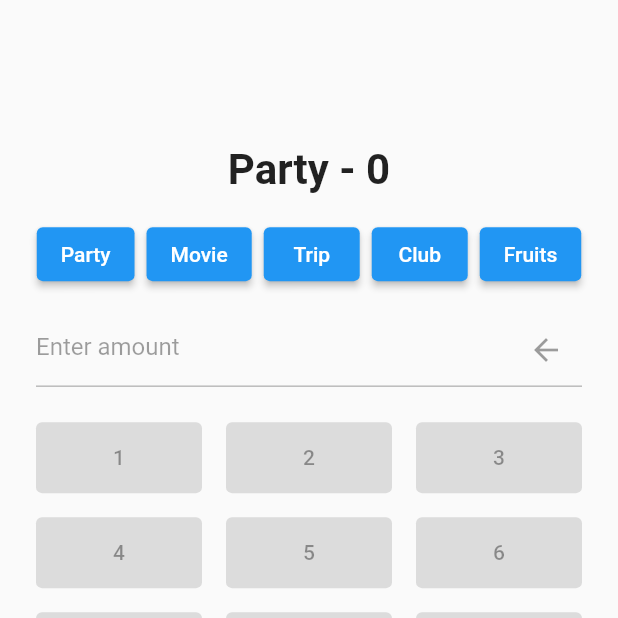
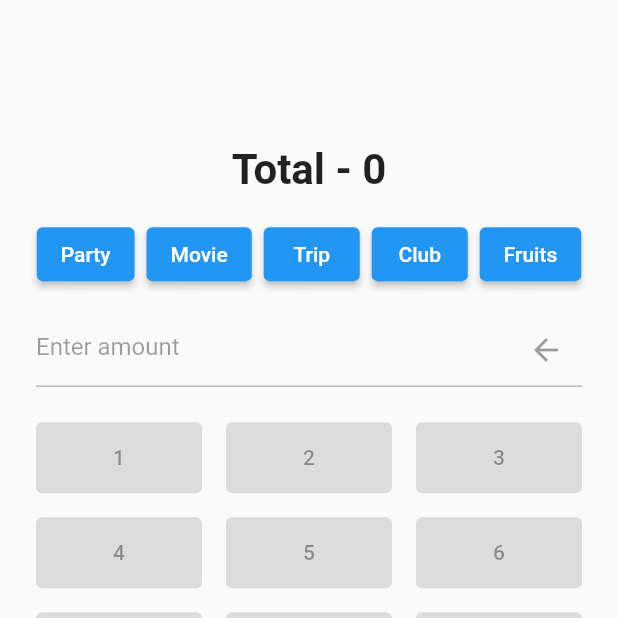
Before and after one commit to dkofficial24/expense_tracker, a Flutter app: the screen it shows after launch, on a phone screen of 412 x 824 dp, the top half of it. Run offline on Flutter 3.47's test engine with Material 2 defaults, Android fonts, the phone set to English and light mode, and no system bars; our stand-ins replace firebase_core, fluttertoast; accounts and stored records are empty.

```diff
--- a/lib/expense_tracker/ui/screens/create_expense_screen.dart
+++ b/lib/expense_tracker/ui/screens/create_expense_screen.dart
@@ -40,7 +40,7 @@ class _CreateExpenseScreenState extends State<CreateExpenseScreen> {
             mainAxisSize: MainAxisSize.min,
             children: [
               Text(
-                '${StringConstant.party} - $totalAmount',
+                '${StringConstant.total} - $totalAmount',
                 textAlign: TextAlign.start,
                 style:
                     const TextStyle(fontSize: 28, fontWeight: FontWeight.bold),
```
